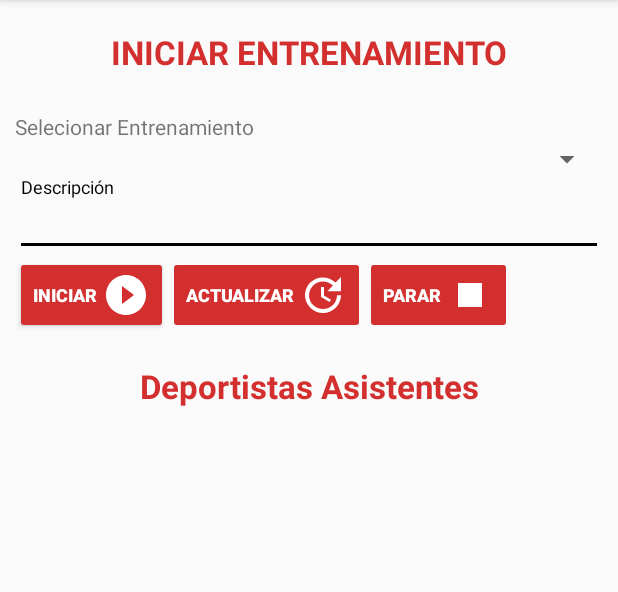
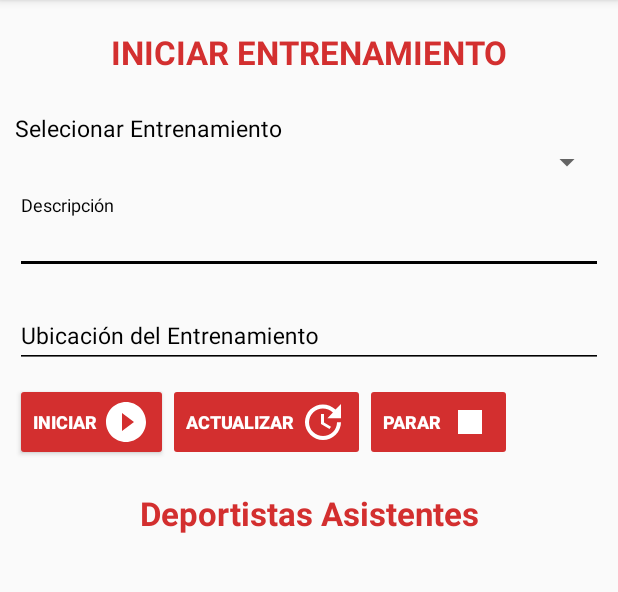
Before and after one commit to IvonneBarco/Sports_Control, an Android app: the InicioEntrenamiento screen opened directly, with no data from a screen before it, on a phone screen of 412 x 824 dp, the part 84-676 px from its top. Run offline under Robolectric (Android 15) with nearby library versions, the phone set to English and light mode, and no system bars; our stand-ins replace Volley; network calls fail.

Commit message:
GPS Implementado

```diff
--- a/app/src/main/AndroidManifest.xml
+++ b/app/src/main/AndroidManifest.xml
@@ -2,13 +2,15 @@
 <manifest xmlns:android="http://schemas.android.com/apk/res/android"
     package="com.practicavolley.ennovic.sportscontrol">
 
+    <uses-permission android:name="android.permission.ACCESS_COARSE_LOCATION" />
+    <uses-permission android:name="android.permission.ACCESS_FINE_LOCATION" />
     <uses-permission android:name="android.permission.INTERNET" />
 
     <application
         android:allowBackup="true"
-        android:icon="@drawable/logo_sportscontrol"
+        android:icon="@drawable/icono_sportscontrol"
         android:label="@string/app_name"
-        android:roundIcon="@drawable/logo_sportscontrol"
+        android:roundIcon="@drawable/icono_sportscontrol"
         android:supportsRtl="true"
         android:theme="@style/AppTheme">
         <activity android:name=".LoginActivity">
--- a/app/src/main/java/com/practicavolley/ennovic/sportscontrol/EntrenoProgramado.java
+++ b/app/src/main/java/com/practicavolley/ennovic/sportscontrol/EntrenoProgramado.java
@@ -114,8 +114,8 @@ public class EntrenoProgramado extends AppCompatActivity {
         final Calendar c= Calendar.getInstance();
 
         dia=c.get(Calendar.DAY_OF_MONTH);
-        mes=c.get(Calendar.DAY_OF_MONTH);
-        ano=c.get(Calendar.DAY_OF_YEAR);
+        mes=c.get(Calendar.MONTH);
+        ano=c.get(Calendar.WEEK_OF_YEAR);
 
         DatePickerDialog datePickerDialog = new DatePickerDialog(this, new DatePickerDialog.OnDateSetListener() {
             @Override
--- a/app/src/main/java/com/practicavolley/ennovic/sportscontrol/InicioEntrenamiento.java
+++ b/app/src/main/java/com/practicavolley/ennovic/sportscontrol/InicioEntrenamiento.java
@@ -1,7 +1,16 @@
 package com.practicavolley.ennovic.sportscontrol;
 
+import android.Manifest;
+import android.content.Context;
 import android.content.Intent;
+import android.content.pm.PackageManager;
+import android.location.Location;
+import android.location.LocationListener;
+import android.location.LocationManager;
 import android.os.Bundle;
+import android.support.annotation.NonNull;
+import android.support.v4.app.ActivityCompat;
+import android.support.v4.content.ContextCompat;
 import android.support.v7.app.AppCompatActivity;
 import android.util.Log;
 import android.view.View;
@@ -12,6 +21,7 @@ import android.widget.CheckBox;
 import android.widget.EditText;
 import android.widget.LinearLayout;
 import android.widget.Spinner;
+import android.widget.TextView;
 import android.widget.Toast;
 
 import com.android.volley.AuthFailureError;
@@ -23,6 +33,7 @@ import com.android.volley.toolbox.StringRequest;
 import com.android.volley.toolbox.Volley;
 import com.practicavolley.ennovic.sportscontrol.Conexiones.Conexion;
 import com.practicavolley.ennovic.sportscontrol.Modelos.Entreno;
+import com.practicavolley.ennovic.sportscontrol.Modelos.Usuario;
 
 import org.json.JSONArray;
 import org.json.JSONException;
@@ -34,16 +45,23 @@ import java.util.Map;
 
 public class InicioEntrenamiento extends AppCompatActivity {
 
+    private Usuario user;
+
     //Entreno iniciar
-
     EditText descripcion;
     Button iniciar, actualizar, parar;
     Spinner spinner;
     String[] datos = null, datosid;
     String tmp = "", identificador = "";
     LinearLayout layout_check;
-    ArrayList<Integer> chekedList= new ArrayList<Integer>();
-    ArrayList<Integer> chekedguardList= new ArrayList<Integer>();
+    ArrayList<Integer> chekedList = new ArrayList<Integer>();
+    ArrayList<Integer> chekedguardList = new ArrayList<Integer>();
+
+    //gps
+    TextView latitud, longitud;
+    EditText e_latitud, e_longitud;
+    LocationManager locationManager;
+    LocationListener locationListener;
 
 
     @Override
@@ -51,10 +69,16 @@ public class InicioEntrenamiento extends AppCompatActivity {
         super.onCreate(savedInstanceState);
         setContentView(R.layout.activity_inicio_entrenamiento);
 
-        descripcion=(EditText) findViewById(R.id.descripcion_id);
-        iniciar=(Button) findViewById(R.id.btnagregar);
-        actualizar=(Button) findViewById(R.id.btnagregar2);
-        parar=(Button) findViewById(R.id.btnagregar3);
+
+
+        descripcion = (EditText) findViewById(R.id.descripcion_id);
+        iniciar = (Button) findViewById(R.id.btnagregar);
+        actualizar = (Button) findViewById(R.id.btnagregar2);
+        parar = (Button) findViewById(R.id.btnagregar3);
+
+        //gps
+        //latitud = (TextView) findViewById(R.id.t_latitud_id);
+        e_latitud = (EditText) findViewById(R.id.e_latitud_id);
 
         actualizar.setEnabled(false);
 
@@ -71,7 +95,7 @@ public class InicioEntrenamiento extends AppCompatActivity {
         iniciar.setOnClickListener(new View.OnClickListener() {
             @Override
             public void onClick(View v) {
-                Toast.makeText(InicioEntrenamiento.this, "ENTRENAMIENTO INICIADO",Toast.LENGTH_LONG).show();
+                Toast.makeText(InicioEntrenamiento.this, "ENTRENAMIENTO INICIADO", Toast.LENGTH_LONG).show();
                 registrar();
             }
         });
@@ -79,7 +103,7 @@ public class InicioEntrenamiento extends AppCompatActivity {
         parar.setOnClickListener(new View.OnClickListener() {
             @Override
             public void onClick(View v) {
-                Toast.makeText(InicioEntrenamiento.this, "ENTRENAMIENTO DETENIDO",Toast.LENGTH_LONG).show();
+                Toast.makeText(InicioEntrenamiento.this, "ENTRENAMIENTO DETENIDO", Toast.LENGTH_LONG).show();
                 pararentreno();
             }
         });
@@ -87,17 +111,17 @@ public class InicioEntrenamiento extends AppCompatActivity {
         actualizar.setOnClickListener(new View.OnClickListener() {
             @Override
             public void onClick(View v) {
+                Toast.makeText(InicioEntrenamiento.this, "ACTUALIZANDO...", Toast.LENGTH_LONG).show();
 
-                Toast.makeText(InicioEntrenamiento.this, "ACTUALIZANDO...",Toast.LENGTH_LONG).show();
+                for (Integer marcados : chekedList) {
+                    boolean estado = false;
+                    for (Integer reco : chekedguardList) {
+                        if (marcados == reco) {
+                            estado = true;
 
-                for (Integer marcados:chekedList){
-                    boolean estado=false;
-                    for (Integer reco:chekedguardList) {
-                        if (marcados==reco) {
-                            estado=true;
                         }
                     }
-                    if(!estado) {
+                    if (!estado) {
                         String cadena = marcados + "";
                         registrarAthletas(tmp, cadena);
                         chekedguardList.add(marcados);
@@ -107,9 +131,39 @@ public class InicioEntrenamiento extends AppCompatActivity {
                 }
 
 
-
             }
         });
+
+        //gps
+        locationManager = (LocationManager) this.getSystemService(Context.LOCATION_SERVICE);
+        locationListener = new LocationListener() {
+            @Override
+            public void onLocationChanged(Location location) {
+                updateLocationInfo(location);
+            }
+
+            @Override
+            public void onStatusChanged(String s, int i, Bundle bundle) {
+            }
+
+            @Override
+            public void onProviderEnabled(String s) {
+            }
+
+            @Override
+            public void onProviderDisabled(String s) {
+            }
+        };
+        if (ContextCompat.checkSelfPermission(this, Manifest.permission.ACCESS_FINE_LOCATION) != PackageManager.PERMISSION_GRANTED) {
+            ActivityCompat.requestPermissions(this, new String[]{Manifest.permission.ACCESS_FINE_LOCATION}, 1);
+        } else {
+            locationManager.requestLocationUpdates(LocationManager.GPS_PROVIDER, 0, 0, locationListener);
+            Location lastKnownLocation = locationManager.getLastKnownLocation(LocationManager.GPS_PROVIDER);
+            if (lastKnownLocation != null) {
+                updateLocationInfo(lastKnownLocation);
+            }
+        }
+
 
     }
 
@@ -117,37 +171,37 @@ public class InicioEntrenamiento extends AppCompatActivity {
         @Override
         public void onClick(View view) {
             int id = view.getId();
-            boolean checked =((CheckBox) view).isChecked();
-            if (checked){
+            boolean checked = ((CheckBox) view).isChecked();
+            if (checked) {
                 chekedList.add(id);
-
-            }else {
+            } else {
                 chekedList.remove(new Integer(id));
             }
         }
     };
 
-    public void registrar(){
-        RequestQueue queue= Volley.newRequestQueue(this);
+    public void registrar() {
 
-        StringRequest stringRequest=new StringRequest(Request.Method.POST, Conexion.URL_WEB_SERVICES + "registrar-entrenos.php", new Response.Listener<String>() {
+        RequestQueue queue = Volley.newRequestQueue(this);
+
+        StringRequest stringRequest = new StringRequest(Request.Method.POST, Conexion.URL_WEB_SERVICES + "registrar-entrenos.php", new Response.Listener<String>() {
             @Override
             public void onResponse(String response) {
-                Entreno user=new Entreno();
+                Entreno user = new Entreno();
                 try {
-                    JSONObject objresultado=new JSONObject(response);
-                    String estadox=objresultado.get("estado").toString();
-                    identificador=objresultado.get("id").toString();
-                    if(!estadox.equalsIgnoreCase("exito")){
+                    JSONObject objresultado = new JSONObject(response);
+                    String estadox = objresultado.get("estado").toString();
+                    identificador = objresultado.get("id").toString();
+                    if (!estadox.equalsIgnoreCase("exito")) {
                         //Toast.makeText(this,"errot",Toast.LENGTH_LONG).show();
-                        Toast.makeText(InicioEntrenamiento.this, "error",Toast.LENGTH_SHORT).show();
-                    }else{
-                        //Toast.makeText(Registrar2.this, identificador,Toast.LENGTH_LONG).show();
+                        Toast.makeText(InicioEntrenamiento.this, "error", Toast.LENGTH_LONG).show();
+                    } else {
+                        //Toast.makeText(InicioEntrenamiento.this, identificador,Toast.LENGTH_LONG).show();
 
-                        for (Integer marcados:chekedList){
-                            String cadena = marcados+"";
+                        for (Integer marcados : chekedList) {
+                            String cadena = marcados + "";
 
-                            registrarAthletas(tmp,cadena);
+                            registrarAthletas(tmp, cadena);
                             chekedguardList.add(marcados);
 
 
@@ -157,6 +211,8 @@ public class InicioEntrenamiento extends AppCompatActivity {
                         actualizar.setEnabled(true);
                         parar.setEnabled(true);
                         spinner.setEnabled(false);
+
+
                     }
 
                 } catch (JSONException e) {
@@ -170,13 +226,13 @@ public class InicioEntrenamiento extends AppCompatActivity {
 
 
             }
-        }){
+        }) {
             @Override
             protected Map<String, String> getParams() throws AuthFailureError {
-                Map<String, String> params=new HashMap<>();
-                params.put("gps","1010");
-                params.put("entrenop",tmp);
-                params.put("descripcion",descripcion.getText().toString());
+                Map<String, String> params = new HashMap<>();
+                params.put("gps", e_latitud.getText().toString());
+                params.put("entrenop", tmp);
+                params.put("descripcion", descripcion.getText().toString());
 
                 return params;
             }
@@ -184,21 +240,21 @@ public class InicioEntrenamiento extends AppCompatActivity {
         queue.add(stringRequest);
     }
 
-    public void registrarAthletas(final String entreno, final String athleta){
-        RequestQueue queue= Volley.newRequestQueue(this);
+    public void registrarAthletas(final String entreno, final String athleta) {
+        RequestQueue queue = Volley.newRequestQueue(this);
 
-        StringRequest stringRequest=new StringRequest(Request.Method.POST, Conexion.URL_WEB_SERVICES + "registrar-athletas.php", new Response.Listener<String>() {
+        StringRequest stringRequest = new StringRequest(Request.Method.POST, Conexion.URL_WEB_SERVICES + "registrar-athletas.php", new Response.Listener<String>() {
             @Override
             public void onResponse(String response) {
-                Entreno user=new Entreno();
+                Entreno user = new Entreno();
                 try {
-                    JSONObject objresultado=new JSONObject(response);
-                    String estadox=objresultado.get("estado").toString();
-                    if(!estadox.equalsIgnoreCase("exito")){
+                    JSONObject objresultado = new JSONObject(response);
+                    String estadox = objresultado.get("estado").toString();
+                    if (!estadox.equalsIgnoreCase("exito")) {
                         //Toast.makeText(this,"errot",Toast.LENGTH_LONG).show();
-                        Toast.makeText(InicioEntrenamiento.this, "error atleta",Toast.LENGTH_LONG).show();
-                    }else{
-                        //Toast.makeText(Registrar2.this, "exito ",Toast.LENGTH_LONG).show();
+                        Toast.makeText(InicioEntrenamiento.this, "error athleta", Toast.LENGTH_LONG).show();
+                    } else {
+                        //Toast.makeText(InicioEntrenamiento.this, "exito ",Toast.LENGTH_LONG).show();
                     }
 
                 } catch (JSONException e) {
@@ -212,12 +268,12 @@ public class InicioEntrenamiento extends AppCompatActivity {
 
 
             }
-        }){
+        }) {
             @Override
             protected Map<String, String> getParams() throws AuthFailureError {
-                Map<String, String> params=new HashMap<>();
-                params.put("entreno",entreno);
-                params.put("athleta",athleta);
+                Map<String, String> params = new HashMap<>();
+                params.put("entreno", entreno);
+                params.put("athleta", athleta);
 
                 return params;
             }
@@ -225,23 +281,24 @@ public class InicioEntrenamiento extends AppCompatActivity {
         queue.add(stringRequest);
     }
 
-    public void pararentreno(){
+    public void pararentreno() {
 
-        RequestQueue queue= Volley.newRequestQueue(this);
+        RequestQueue queue = Volley.newRequestQueue(this);
 
-        StringRequest stringRequest=new StringRequest(Request.Method.POST, Conexion.URL_WEB_SERVICES+ "actualizar-entrenos.php", new Response.Listener<String>() {
+        StringRequest stringRequest = new StringRequest(Request.Method.POST, Conexion.URL_WEB_SERVICES + "actualizar-entrenos.php", new Response.Listener<String>() {
             @Override
             public void onResponse(String response) {
-                Entreno user=new Entreno();
+                Entreno user = new Entreno();
                 try {
-                    JSONObject objresultado=new JSONObject(response);
-                    String estadox=objresultado.get("estado").toString();
-                    if(!estadox.equalsIgnoreCase("exito")){
+                    JSONObject objresultado = new JSONObject(response);
+                    String estadox = objresultado.get("estado").toString();
+                    if (!estadox.equalsIgnoreCase("exito")) {
                         //Toast.makeText(this,"errot",Toast.LENGTH_LONG).show();
-                        Toast.makeText(InicioEntrenamiento.this, "error",Toast.LENGTH_SHORT).show();
-                    }else{
-                        //Toast.makeText(Registrar2.this, "error",Toast.LENGTH_LONG).show();
-                        Intent intent =new Intent(InicioEntrenamiento.this,InicioEntrenamiento.class);
+                        Toast.makeText(InicioEntrenamiento.this, "error", Toast.LENGTH_LONG).show();
+                    } else {
+                        //Toast.makeText(InicioEntrenamiento.this, "error",Toast.LENGTH_LONG).show();
+                        Intent intent = new Intent(InicioEntrenamiento.this, InicioEntrenamiento.class);
+                        intent.putExtra("DATOS_USER", user);
                         startActivity(intent);
 
                     }
@@ -257,11 +314,11 @@ public class InicioEntrenamiento extends AppCompatActivity {
 
 
             }
-        }){
+        }) {
             @Override
             protected Map<String, String> getParams() throws AuthFailureError {
-                Map<String, String> params=new HashMap<>();
-                params.put("id",identificador);
+                Map<String, String> params = new HashMap<>();
+                params.put("id", identificador);
 
                 return params;
             }
@@ -269,14 +326,13 @@ public class InicioEntrenamiento extends AppCompatActivity {
         queue.add(stringRequest);
     }
 
-    public void datoscheck(){
+    public void datoscheck() {
 
 
-
-        RequestQueue queue= Volley.newRequestQueue(this);
+        RequestQueue queue = Volley.newRequestQueue(this);
 
 
-        StringRequest stringRequest=new StringRequest(Request.Method.POST, Conexion.URL_WEB_SERVICES + "listar-entrenop.php", new Response.Listener<String>() {
+        StringRequest stringRequest = new StringRequest(Request.Method.POST, Conexion.URL_WEB_SERVICES + "listar-entrenop.php", new Response.Listener<String>() {
             @Override
             public void onResponse(String response) {
                 //listarusr.setText(response);
@@ -284,15 +340,15 @@ public class InicioEntrenamiento extends AppCompatActivity {
                 try {
                     JSONObject root = new JSONObject(response);
                     final JSONArray arrsemanas = root.getJSONArray("entrenop");
-                    datos=new String[arrsemanas.length()];
-                    datosid=new String[arrsemanas.length()];
-                    if (arrsemanas.length()>0) {
+                    datos = new String[arrsemanas.length()];
+                    datosid = new String[arrsemanas.length()];
+                    if (arrsemanas.length() > 0) {
 
                         for (int i = 0; i < arrsemanas.length(); i++) {
                             JSONObject arrsemana = arrsemanas.getJSONObject(i);
-                            datosid[i]=arrsemana.getString("id");
-                            datos[i]=arrsemana.getString("nombre");
-                            Log.d("datos",arrsemana.getString("nombre"));
+                            datosid[i] = arrsemana.getString("id");
+                            datos[i] = arrsemana.getString("nombre");
+                            Log.d("datos", arrsemana.getString("nombre"));
                         }
 
 
@@ -303,16 +359,15 @@ public class InicioEntrenamiento extends AppCompatActivity {
                         spinner.setOnItemSelectedListener(new AdapterView.OnItemSelectedListener() {
 
                             @Override
-                            public void onItemSelected(AdapterView<?> adapterView, View view, int pos, long id)
-                            {
+                            public void onItemSelected(AdapterView<?> adapterView, View view, int pos, long id) {
                                 // Toast.makeText(adapterView.getContext(),datosid[pos].toString(), Toast.LENGTH_SHORT).show();
-                                tmp=datosid[pos].toString();
+                                tmp = datosid[pos].toString();
                                 listarAthletas(tmp);
                             }
 
                             @Override
-                            public void onNothingSelected(AdapterView<?> parent)
-                            {    }
+                            public void onNothingSelected(AdapterView<?> parent) {
+                            }
                         });
 
                     }
@@ -329,7 +384,7 @@ public class InicioEntrenamiento extends AppCompatActivity {
 
 
             }
-        }){
+        }) {
 
 
         };
@@ -338,15 +393,15 @@ public class InicioEntrenamiento extends AppCompatActivity {
 
     }
 
-    public void listarAthletas(final String id){
+    public void listarAthletas(final String id) {
 
         layout_check.removeAllViews();
 
 
-        RequestQueue queue= Volley.newRequestQueue(this);
+        RequestQueue queue = Volley.newRequestQueue(this);
 
 
-        StringRequest stringRequest=new StringRequest(Request.Method.POST, Conexion.URL_WEB_SERVICES + "listar-athletasentreno.php", new Response.Listener<String>() {
+        StringRequest stringRequest = new StringRequest(Request.Method.POST, Conexion.URL_WEB_SERVICES + "listar-athletasentreno.php", new Response.Listener<String>() {
             @Override
             public void onResponse(String response) {
                 //listarusr.setText(response);
@@ -355,12 +410,12 @@ public class InicioEntrenamiento extends AppCompatActivity {
                     JSONObject root = new JSONObject(response);
                     final JSONArray arrsemanas = root.getJSONArray("athleta");
 
-                    if (arrsemanas.length()>0) {
+                    if (arrsemanas.length() > 0) {
 
                         for (int i = 0; i < arrsemanas.length(); i++) {
                             JSONObject arrsemana = arrsemanas.getJSONObject(i);
 
-                            CheckBox cb= new CheckBox(InicioEntrenamiento.this);
+                            CheckBox cb = new CheckBox(InicioEntrenamiento.this);
                             cb.setId(Integer.valueOf(arrsemana.getInt("athlete")));
                             cb.setText(arrsemana.getString("nombre"));
                             cb.setOnClickListener(ckListener);
@@ -385,11 +440,11 @@ public class InicioEntrenamiento extends AppCompatActivity {
 
 
             }
-        }){
+        }) {
             @Override
             protected Map<String, String> getParams() throws AuthFailureError {
-                Map<String, String> params=new HashMap<>();
-                params.put("id",id);
+                Map<String, String> params = new HashMap<>();
+                params.put("id", id);
 
                 return params;
             }
@@ -399,4 +454,29 @@ public class InicioEntrenamiento extends AppCompatActivity {
 
 
     }
+
+    @Override
+    public void onRequestPermissionsResult(int requestCode, @NonNull String[] permissions, @NonNull int[] grantResults) {
+        super.onRequestPermissionsResult(requestCode, permissions, grantResults);
+        if (grantResults.length > 0 && grantResults[0] == PackageManager.PERMISSION_GRANTED) {
+            startListening();
+        }
+    }
+
+    public void startListening() {
+        if (ContextCompat.checkSelfPermission(this, Manifest.permission.ACCESS_FINE_LOCATION) == PackageManager.PERMISSION_GRANTED) {
+            locationManager.requestLocationUpdates(LocationManager.GPS_PROVIDER, 0, 0, locationListener);
+        }
+    }
+
+    public void updateLocationInfo(Location location) {
+
+
+        //latitud.setText("Latitud: " + Double.toString(location.getLatitude()));
+        //longitud.setText("Longitud: " + Double.toString(location.getLongitude()));
+        e_latitud.setText("" + Double.toString(location.getLatitude()) + " , " + "" + Double.toString(location.getLongitude()));
+        //latitud.setText("Latitud: " + Double.toString(location.getLatitude()) + " - " + "Longitud: " + Double.toString(location.getLongitude()));
+        //e_longitud.setText("Longitud: " + Double.toString(location.getLongitude()));
+
+    }
 }
--- a/app/src/main/res/layout/activity_inicio_entrenamiento.xml
+++ b/app/src/main/res/layout/activity_inicio_entrenamiento.xml
@@ -8,13 +8,15 @@
     tools:context=".InicioEntrenamiento">
 
 
+
+
     <ProgressBar
         android:id="@+id/home_progress"
         style="?android:attr/progressBarStyleLarge"
         android:layout_width="wrap_content"
         android:layout_height="wrap_content"
         android:layout_marginBottom="8dp"
-        android:visibility="gone" />
+        android:visibility="gone" />-->
 
     <LinearLayout
         android:id="@+id/linearLayout"
@@ -48,17 +50,21 @@
                 android:layout_width="match_parent"
                 android:layout_height="wrap_content"
                 android:layout_marginTop="10dp"
-                android:text="Selecionar Entrenamiento" />
+                android:text="Selecionar Entrenamiento"
+                android:textColor="@color/colorBlack"
+                android:textSize="15sp"/>
 
             <Spinner
                 android:id="@+id/spinner"
                 android:layout_width="fill_parent"
-                android:layout_height="wrap_content" />
+                android:layout_height="wrap_content"
+                android:layout_marginBottom="10dp"/>
 
 
             <android.support.design.widget.TextInputLayout
                 android:layout_width="match_parent"
                 android:layout_height="wrap_content"
+                android:layout_marginBottom="10dp"
                 android:theme="@style/EditTextBlack">
 
                 <EditText
@@ -69,6 +75,23 @@
                     android:inputType="text"
                     android:maxLines="5"
                     android:singleLine="true" />
+
+            </android.support.design.widget.TextInputLayout>
+
+
+            <android.support.design.widget.TextInputLayout
+                android:layout_width="match_parent"
+                android:layout_height="wrap_content"
+                android:layout_marginBottom="10dp"
+                android:theme="@style/EditTextBlack">
+
+                <EditText
+                    android:id="@+id/e_latitud_id"
+                    android:layout_width="match_parent"
+                    android:layout_height="wrap_content"
+                    android:hint="Ubicación del Entrenamiento"
+                    android:inputType="text"
+                    android:enabled="false"/>
 
             </android.support.design.widget.TextInputLayout>
 
```
Also changed, not shown: app/src/main/java/com/practicavolley/ennovic/sportscontrol/Modelos/Entrenop.java (+7 -0 lines), app/src/main/res/drawable-hdpi/icono_sportscontrol.png (added), app/src/main/res/drawable-mdpi/icono_sportscontrol.png (added), app/src/main/res/drawable-xhdpi/icono_sportscontrol.png (added), app/src/main/res/drawable-xxhdpi/icono_sportscontrol.png (added), app/src/main/res/drawable-xxxhdpi/icono_sportscontrol.png (added).
